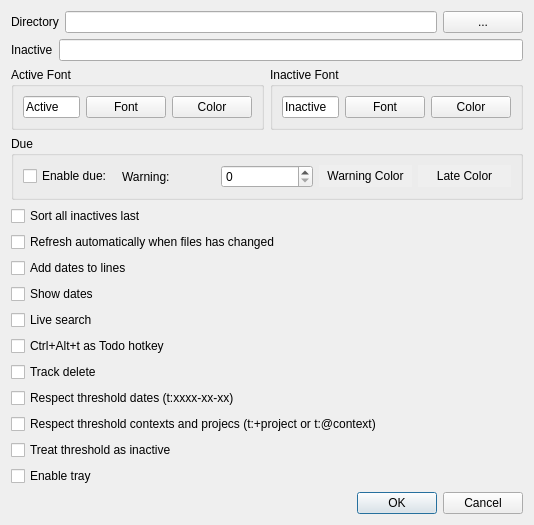
Before: the Qt Designer form settingsdialog.ui in SverrirValgeirsson/Todour, drawn with Qt 5.
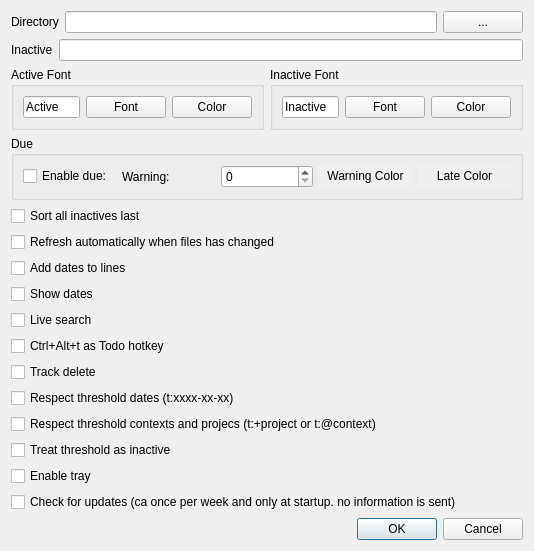
After: the same form once the commit is applied.

Commit message: Moved the "check for new version" feature to the main part of the program and make it check ca once per week (can be turned off)

```diff
--- a/settingsdialog.ui
+++ b/settingsdialog.ui
@@ -268,6 +268,13 @@
      </property>
     </widget>
    </item>
+   <item>
+    <widget class="QCheckBox" name="cb_CheckUpdates">
+     <property name="text">
+      <string>Check for updates (ca once per week and only at startup. no information is sent)</string>
+     </property>
+    </widget>
+   </item>
    <item>
     <widget class="QDialogButtonBox" name="buttonBox">
      <property name="orientation">
```
The commit also changes 9 other files.
